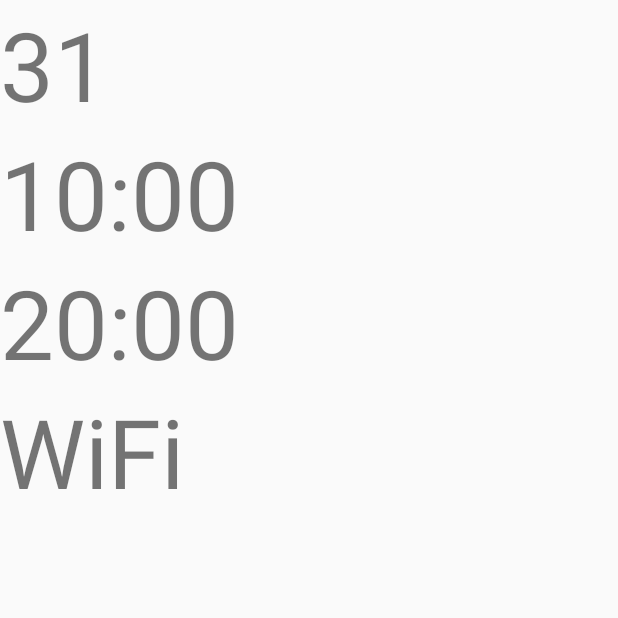
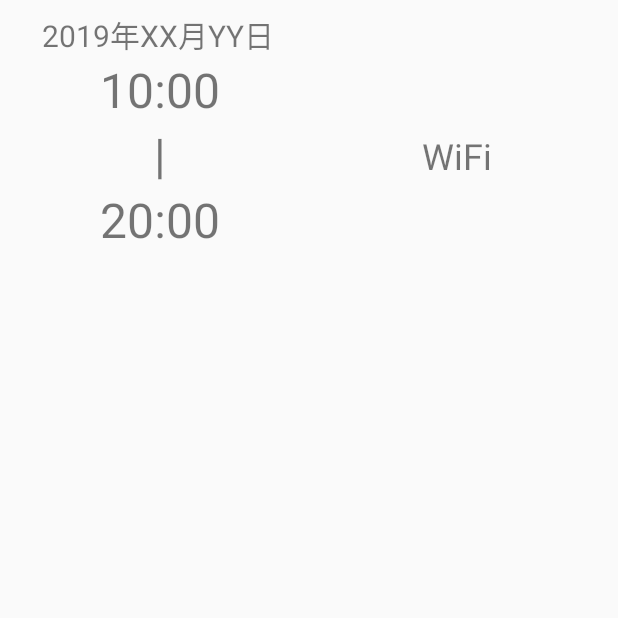
Before and after one commit to valjapan/AttendanceApp, an Android app: the WorkDataDetailActivity screen opened directly, with no data from a screen before it, on a phone screen of 412 x 824 dp, the top half of it. Run offline under Robolectric (Android 15) with nearby library versions, the phone set to English and light mode, and no system bars; libraries missing offline, so code that uses them is left out: io.realm; 8 statements that could not run were skipped.

Commit message:
確認画面実装DONE

```diff
--- a/app/src/main/res/layout/activity_work_data_detail.xml
+++ b/app/src/main/res/layout/activity_work_data_detail.xml
@@ -4,38 +4,68 @@
     android:layout_width="match_parent"
     android:layout_height="match_parent"
     android:orientation="vertical"
+    android:padding="8dp"
     tools:context=".WorkDataDetailActivity">
 
     <TextView
         android:id="@+id/dayTextView"
-        android:layout_width="wrap_content"
+        android:layout_width="match_parent"
         android:layout_height="wrap_content"
-        android:text="31"
-        android:textSize="64sp"
+        android:layout_marginStart="20dp"
+        android:text="2019年XX月YY日"
+        android:textSize="20sp"
         android:transitionName="dateTime" />
+
+    <LinearLayout
+        android:layout_width="match_parent"
+        android:layout_height="132dp"
+        android:orientation="horizontal">
+
+        <LinearLayout
+            android:layout_width="0dp"
+            android:layout_height="match_parent"
+            android:layout_weight="1"
+            android:orientation="vertical">
 
             <TextView
                 android:id="@+id/startTimeTextView"
-        android:layout_width="wrap_content"
+                android:layout_width="match_parent"
                 android:layout_height="wrap_content"
+                android:gravity="center"
                 android:text="10:00"
-        android:textSize="64sp"
+                android:textSize="32sp"
                 android:transitionName="startTime" />
 
             <TextView
-        android:id="@+id/finishTimeTextView"
-        android:layout_width="wrap_content"
+                android:layout_width="match_parent"
                 android:layout_height="wrap_content"
-        android:text="20:00"
-        android:textSize="64sp"
+                android:gravity="center"
+                android:text="|"
+                android:textSize="32sp"
                 android:transitionName="finishTime" />
 
             <TextView
+                android:id="@+id/finishTimeTextView"
+                android:layout_width="match_parent"
+                android:layout_height="wrap_content"
+                android:gravity="center"
+                android:text="20:00"
+                android:textSize="32sp"
+                android:transitionName="finishTime" />
+
+        </LinearLayout>
+
+        <TextView
             android:id="@+id/ssidTimeTextView"
-        android:layout_width="wrap_content"
-        android:layout_height="wrap_content"
+            android:layout_width="0dp"
+            android:layout_height="match_parent"
+            android:layout_weight="1"
+            android:gravity="center"
             android:text="WiFi"
-        android:textSize="64sp"
+            android:textSize="24sp"
             android:transitionName="ssid" />
 
     </LinearLayout>
+
+
+</LinearLayout>
```
Also changed, not shown: app/src/main/java/com/valjapan/kintai/adapter/RealmViewAdapter.kt (+35 -5 lines), app/src/main/res/layout/detail_dialog.xml (added, +106 -0 lines). Lines whose indentation alone changed are shown as unchanged.
